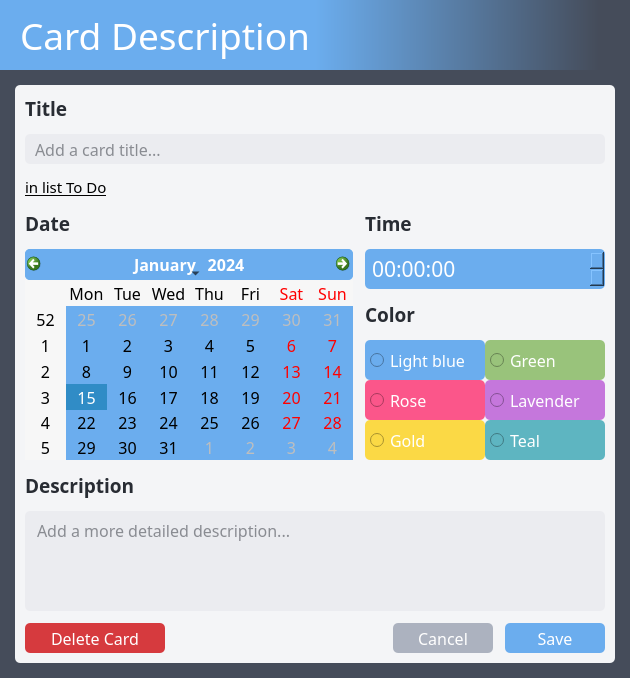
dulapahv/Kanbaru, file src/ui/card_description.ui: the form before one commit.
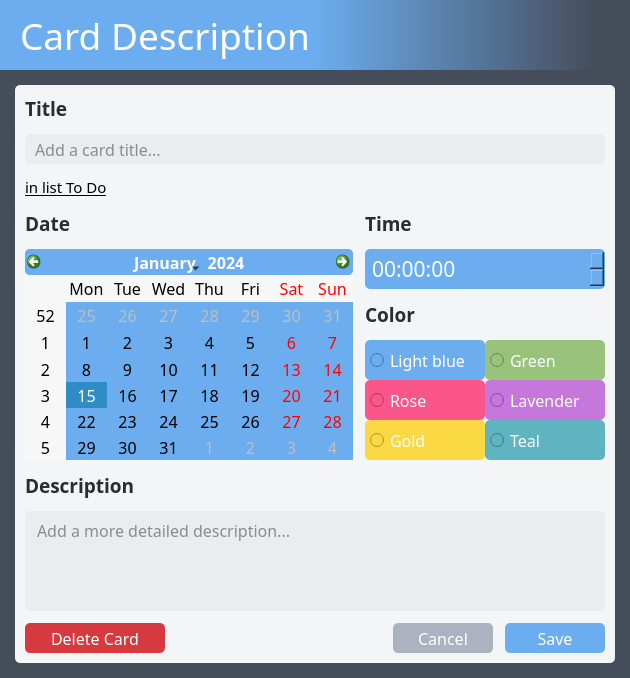
The form after the commit.

Commit message: Fix a bug where month combo box doesn't work

Patch:
```diff
--- a/src/ui/card_description.ui
+++ b/src/ui/card_description.ui
@@ -205,8 +205,7 @@
                  <enum>Qt::TabFocus</enum>
                 </property>
                 <property name="styleSheet">
-                 <string notr="true">background-color: rgb(107, 173, 238);
-height: 28px;</string>
+                 <string notr="true">background-color: rgb(107, 173, 238);</string>
                 </property>
                 <property name="gridVisible">
                  <bool>false</bool>
```
The commit also changes 1 other file.
